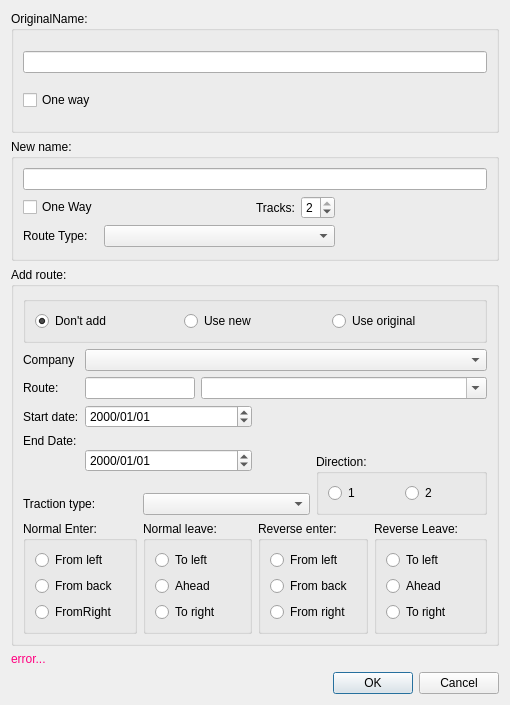
First picture: the form in mapper_app/ui/segmentdlg.ui, repository allenck/mapper, before the edit.
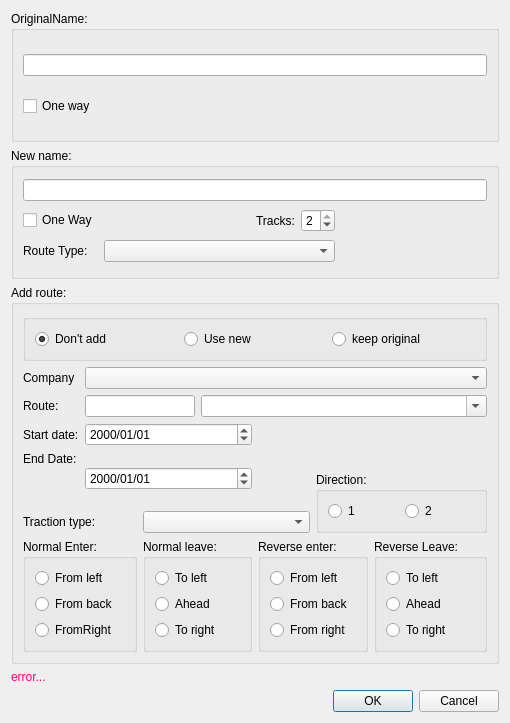
Second picture: the form after the edit. Custom widgets are drawn as their Qt base class.

The edit to the form file:
```diff
--- a/mapper_app/ui/segmentdlg.ui
+++ b/mapper_app/ui/segmentdlg.ui
@@ -7,7 +7,7 @@
     <x>0</x>
     <y>0</y>
     <width>510</width>
-    <height>705</height>
+    <height>723</height>
    </rect>
   </property>
   <property name="windowTitle">
@@ -488,7 +488,7 @@
             <string>The route uses the original segment. </string>
            </property>
            <property name="text">
-            <string>Use original</string>
+            <string>keep original</string>
            </property>
           </widget>
          </item>
```
